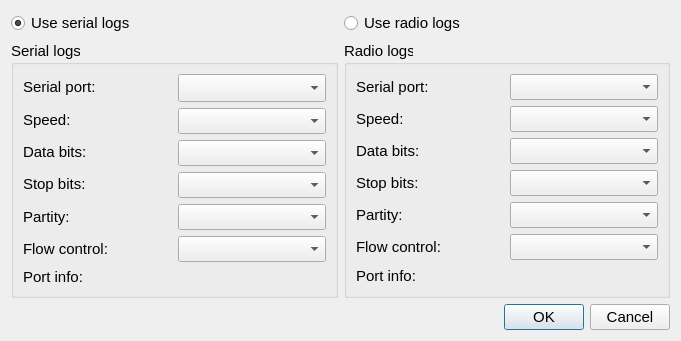
First picture: the form in GroundStation/src/Core/Logs/LogsOptionsDialog.ui, repository TxBlackWolf/quadcopter, before the edit.
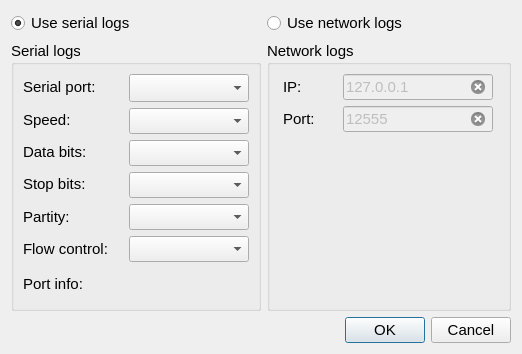
Second picture: the form after the edit.

Commit message: Refactored logs options widget to include network console.

```diff
--- a/GroundStation/src/Core/Logs/LogsOptionsDialog.ui
+++ b/GroundStation/src/Core/Logs/LogsOptionsDialog.ui
@@ -6,8 +6,8 @@
    <rect>
     <x>0</x>
     <y>0</y>
-    <width>681</width>
-    <height>317</height>
+    <width>522</width>
+    <height>354</height>
    </rect>
   </property>
   <property name="maximumSize">
@@ -26,7 +26,9 @@
   </property>
   <layout class="QVBoxLayout" name="verticalLayout">
    <item>
-    <layout class="QHBoxLayout" name="horizontalLayout_6">
+    <layout class="QHBoxLayout" name="horizontalLayout_3">
+     <item>
+      <layout class="QVBoxLayout" name="verticalLayout_14">
      <item>
       <widget class="QRadioButton" name="radioButtonSerial">
        <property name="text">
@@ -38,17 +40,6 @@
       </widget>
      </item>
      <item>
-      <widget class="QRadioButton" name="radioButtonRadio">
-       <property name="text">
-        <string>Use radio logs</string>
-       </property>
-      </widget>
-     </item>
-    </layout>
-   </item>
-   <item>
-    <layout class="QHBoxLayout" name="horizontalLayout_3">
-     <item>
       <widget class="QGroupBox" name="groupBoxSerial">
        <property name="title">
         <string>Serial logs</string>
@@ -66,6 +57,18 @@
            <layout class="QVBoxLayout" name="verticalLayout_3">
             <item>
              <widget class="QLabel" name="labelPortSerial">
+                <property name="minimumSize">
+                 <size>
+                  <width>100</width>
+                  <height>0</height>
+                 </size>
+                </property>
+                <property name="maximumSize">
+                 <size>
+                  <width>100</width>
+                  <height>16777215</height>
+                 </size>
+                </property>
               <property name="text">
                <string>Serial port:</string>
               </property>
@@ -73,6 +76,18 @@
             </item>
             <item>
              <widget class="QLabel" name="labelSpeedSerial">
+                <property name="minimumSize">
+                 <size>
+                  <width>100</width>
+                  <height>0</height>
+                 </size>
+                </property>
+                <property name="maximumSize">
+                 <size>
+                  <width>100</width>
+                  <height>16777215</height>
+                 </size>
+                </property>
               <property name="text">
                <string>Speed:</string>
               </property>
@@ -80,6 +95,18 @@
             </item>
             <item>
              <widget class="QLabel" name="labelDataBitsSerial">
+                <property name="minimumSize">
+                 <size>
+                  <width>100</width>
+                  <height>0</height>
+                 </size>
+                </property>
+                <property name="maximumSize">
+                 <size>
+                  <width>100</width>
+                  <height>16777215</height>
+                 </size>
+                </property>
               <property name="text">
                <string>Data bits:</string>
               </property>
@@ -87,6 +114,18 @@
             </item>
             <item>
              <widget class="QLabel" name="labelStopBitsSerial">
+                <property name="minimumSize">
+                 <size>
+                  <width>100</width>
+                  <height>0</height>
+                 </size>
+                </property>
+                <property name="maximumSize">
+                 <size>
+                  <width>100</width>
+                  <height>16777215</height>
+                 </size>
+                </property>
               <property name="text">
                <string>Stop bits:</string>
               </property>
@@ -94,6 +133,18 @@
             </item>
             <item>
              <widget class="QLabel" name="labelPartitySerial">
+                <property name="minimumSize">
+                 <size>
+                  <width>100</width>
+                  <height>0</height>
+                 </size>
+                </property>
+                <property name="maximumSize">
+                 <size>
+                  <width>100</width>
+                  <height>16777215</height>
+                 </size>
+                </property>
               <property name="text">
                <string>Partity:</string>
               </property>
@@ -101,6 +152,18 @@
             </item>
             <item>
              <widget class="QLabel" name="labelFlowSerial">
+                <property name="minimumSize">
+                 <size>
+                  <width>100</width>
+                  <height>0</height>
+                 </size>
+                </property>
+                <property name="maximumSize">
+                 <size>
+                  <width>100</width>
+                  <height>16777215</height>
+                 </size>
+                </property>
               <property name="text">
                <string>Flow control:</string>
               </property>
@@ -112,6 +175,18 @@
            <layout class="QVBoxLayout" name="verticalLayout_2">
             <item>
              <widget class="QComboBox" name="comboBoxPortSerial">
+                <property name="minimumSize">
+                 <size>
+                  <width>120</width>
+                  <height>0</height>
+                 </size>
+                </property>
+                <property name="maximumSize">
+                 <size>
+                  <width>120</width>
+                  <height>16777215</height>
+                 </size>
+                </property>
               <property name="font">
                <font>
                 <pointsize>13</pointsize>
@@ -120,19 +195,84 @@
              </widget>
             </item>
             <item>
-             <widget class="QComboBox" name="comboBoxSpeedSerial"/>
+               <widget class="QComboBox" name="comboBoxSpeedSerial">
+                <property name="minimumSize">
+                 <size>
+                  <width>120</width>
+                  <height>0</height>
+                 </size>
+                </property>
+                <property name="maximumSize">
+                 <size>
+                  <width>120</width>
+                  <height>16777215</height>
+                 </size>
+                </property>
+               </widget>
             </item>
             <item>
-             <widget class="QComboBox" name="comboBoxDataBitsSerial"/>
+               <widget class="QComboBox" name="comboBoxDataBitsSerial">
+                <property name="minimumSize">
+                 <size>
+                  <width>120</width>
+                  <height>0</height>
+                 </size>
+                </property>
+                <property name="maximumSize">
+                 <size>
+                  <width>120</width>
+                  <height>16777215</height>
+                 </size>
+                </property>
+               </widget>
             </item>
             <item>
-             <widget class="QComboBox" name="comboBoxStopBitsSerial"/>
+               <widget class="QComboBox" name="comboBoxStopBitsSerial">
+                <property name="minimumSize">
+                 <size>
+                  <width>120</width>
+                  <height>0</height>
+                 </size>
+                </property>
+                <property name="maximumSize">
+                 <size>
+                  <width>120</width>
+                  <height>16777215</height>
+                 </size>
+                </property>
+               </widget>
             </item>
             <item>
-             <widget class="QComboBox" name="comboBoxPartitySerial"/>
+               <widget class="QComboBox" name="comboBoxPartitySerial">
+                <property name="minimumSize">
+                 <size>
+                  <width>120</width>
+                  <height>0</height>
+                 </size>
+                </property>
+                <property name="maximumSize">
+                 <size>
+                  <width>120</width>
+                  <height>16777215</height>
+                 </size>
+                </property>
+               </widget>
             </item>
             <item>
-             <widget class="QComboBox" name="comboBoxFlowSerial"/>
+               <widget class="QComboBox" name="comboBoxFlowSerial">
+                <property name="minimumSize">
+                 <size>
+                  <width>120</width>
+                  <height>0</height>
+                 </size>
+                </property>
+                <property name="maximumSize">
+                 <size>
+                  <width>120</width>
+                  <height>16777215</height>
+                 </size>
+                </property>
+               </widget>
             </item>
            </layout>
           </item>
@@ -151,6 +291,12 @@
               <verstretch>0</verstretch>
              </sizepolicy>
             </property>
+              <property name="minimumSize">
+               <size>
+                <width>0</width>
+                <height>28</height>
+               </size>
+              </property>
             <property name="maximumSize">
              <size>
               <width>65</width>
@@ -175,136 +321,139 @@
          </layout>
         </item>
        </layout>
-      </widget>
-     </item>
+         <zorder>groupBox</zorder>
+        </widget>
+       </item>
+      </layout>
+     </item>
      <item>
-      <widget class="QGroupBox" name="groupBoxRadio">
+      <layout class="QVBoxLayout" name="verticalLayout_15">
+       <item>
+        <widget class="QRadioButton" name="radioButtonNetwork">
+         <property name="text">
+          <string>Use network logs</string>
+         </property>
+        </widget>
+       </item>
+       <item>
+        <widget class="QGroupBox" name="groupBox">
        <property name="title">
-        <string>Radio logs</string>
-       </property>
-       <property name="flat">
-        <bool>false</bool>
-       </property>
-       <property name="checkable">
-        <bool>false</bool>
-       </property>
-       <layout class="QVBoxLayout" name="verticalLayout_7">
+          <string>Network logs</string>
+         </property>
+         <layout class="QVBoxLayout" name="verticalLayout_13">
         <item>
-         <layout class="QHBoxLayout" name="horizontalLayout_5">
+           <layout class="QHBoxLayout" name="horizontalLayout_12">
           <item>
-           <layout class="QVBoxLayout" name="verticalLayout_4">
-            <item>
-             <widget class="QLabel" name="labelPortRadio">
-              <property name="text">
-               <string>Serial port:</string>
+             <widget class="QLabel" name="labelAddress">
+              <property name="minimumSize">
+               <size>
+                <width>50</width>
+                <height>0</height>
+               </size>
               </property>
-             </widget>
-            </item>
-            <item>
-             <widget class="QLabel" name="labelSpeedRadio">
-              <property name="text">
-               <string>Speed:</string>
+              <property name="maximumSize">
+               <size>
+                <width>50</width>
+                <height>16777215</height>
+               </size>
               </property>
-             </widget>
-            </item>
-            <item>
-             <widget class="QLabel" name="labelDataBitsRadio">
               <property name="text">
-               <string>Data bits:</string>
+               <string>IP:</string>
               </property>
              </widget>
             </item>
             <item>
-             <widget class="QLabel" name="labelStopBitsRadio">
-              <property name="sizePolicy">
-               <sizepolicy hsizetype="Minimum" vsizetype="Preferred">
-                <horstretch>0</horstretch>
-                <verstretch>0</verstretch>
-               </sizepolicy>
+             <widget class="QLineEdit" name="lineEditAddress">
+              <property name="enabled">
+               <bool>false</bool>
               </property>
-              <property name="text">
-               <string>Stop bits:</string>
+              <property name="minimumSize">
+               <size>
+                <width>150</width>
+                <height>0</height>
+               </size>
               </property>
-             </widget>
-            </item>
-            <item>
-             <widget class="QLabel" name="labelPartityRadio">
-              <property name="text">
-               <string>Partity:</string>
+              <property name="maximumSize">
+               <size>
+                <width>150</width>
+                <height>16777215</height>
+               </size>
               </property>
-             </widget>
-            </item>
-            <item>
-             <widget class="QLabel" name="labelFlowRadio">
               <property name="text">
-               <string>Flow control:</string>
+               <string>127.0.0.1</string>
               </property>
+              <property name="clearButtonEnabled">
+               <bool>true</bool>
+              </property>
              </widget>
             </item>
            </layout>
           </item>
           <item>
-           <layout class="QVBoxLayout" name="verticalLayout_5">
+           <layout class="QHBoxLayout" name="horizontalLayout_13">
             <item>
-             <widget class="QComboBox" name="comboBoxPortRadio"/>
-            </item>
-            <item>
-             <widget class="QComboBox" name="comboBoxSpeedRadio"/>
-            </item>
-            <item>
-             <widget class="QComboBox" name="comboBoxDataBitsRadio"/>
-            </item>
-            <item>
-             <widget class="QComboBox" name="comboBoxStopBitsRadio"/>
-            </item>
-            <item>
-             <widget class="QComboBox" name="comboBoxPartityRadio"/>
-            </item>
-            <item>
-             <widget class="QComboBox" name="comboBoxFlowRadio"/>
-            </item>
-           </layout>
-          </item>
-         </layout>
-        </item>
-        <item>
-         <layout class="QHBoxLayout" name="horizontalLayout_2">
-          <item>
-           <widget class="QLabel" name="labelPortInfoMainBoard">
-            <property name="enabled">
-             <bool>true</bool>
-            </property>
-            <property name="sizePolicy">
-             <sizepolicy hsizetype="Preferred" vsizetype="Preferred">
-              <horstretch>0</horstretch>
-              <verstretch>0</verstretch>
-             </sizepolicy>
-            </property>
+             <widget class="QLabel" name="labelPort">
+              <property name="minimumSize">
+               <size>
+                <width>50</width>
+                <height>0</height>
+               </size>
+              </property>
             <property name="maximumSize">
              <size>
-              <width>65</width>
+                <width>50</width>
               <height>16777215</height>
              </size>
             </property>
             <property name="text">
-             <string>Port info:</string>
+               <string>Port:</string>
             </property>
            </widget>
           </item>
           <item>
-           <widget class="QLabel" name="labelPortDescRadio">
+             <widget class="QLineEdit" name="lineEditPort">
+              <property name="enabled">
+               <bool>false</bool>
+              </property>
+              <property name="minimumSize">
+               <size>
+                <width>150</width>
+                <height>0</height>
+               </size>
+              </property>
+              <property name="maximumSize">
+               <size>
+                <width>150</width>
+                <height>16777215</height>
+               </size>
+              </property>
             <property name="text">
-             <string/>
-            </property>
-            <property name="wordWrap">
+               <string>12555</string>
+              </property>
+              <property name="clearButtonEnabled">
              <bool>true</bool>
             </property>
            </widget>
           </item>
          </layout>
         </item>
-       </layout>
-      </widget>
+          <item>
+           <spacer name="verticalSpacer">
+            <property name="orientation">
+             <enum>Qt::Vertical</enum>
+            </property>
+            <property name="sizeHint" stdset="0">
+             <size>
+              <width>20</width>
+              <height>40</height>
+             </size>
+            </property>
+           </spacer>
+          </item>
+         </layout>
+        </widget>
+       </item>
+      </layout>
      </item>
     </layout>
    </item>
```
Left out of the diff: 5 changed lines with no effect on the pictures. Lines whose indentation alone changed are shown as unchanged.
